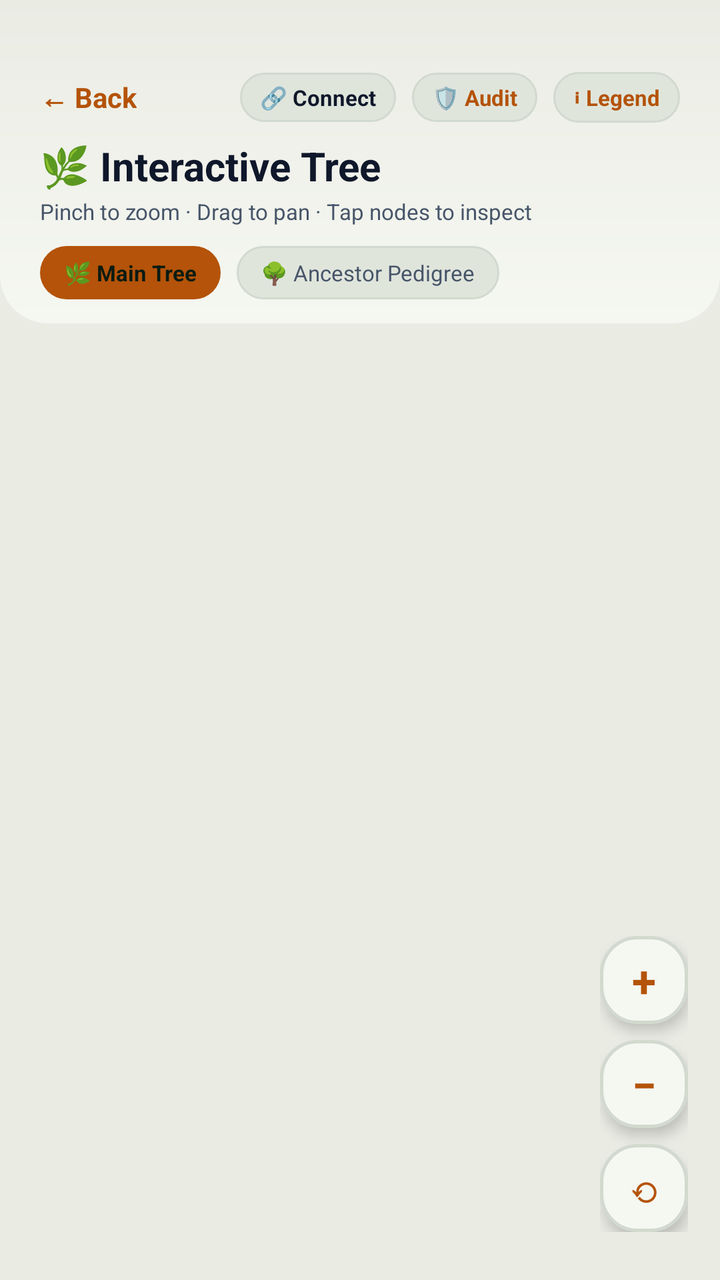
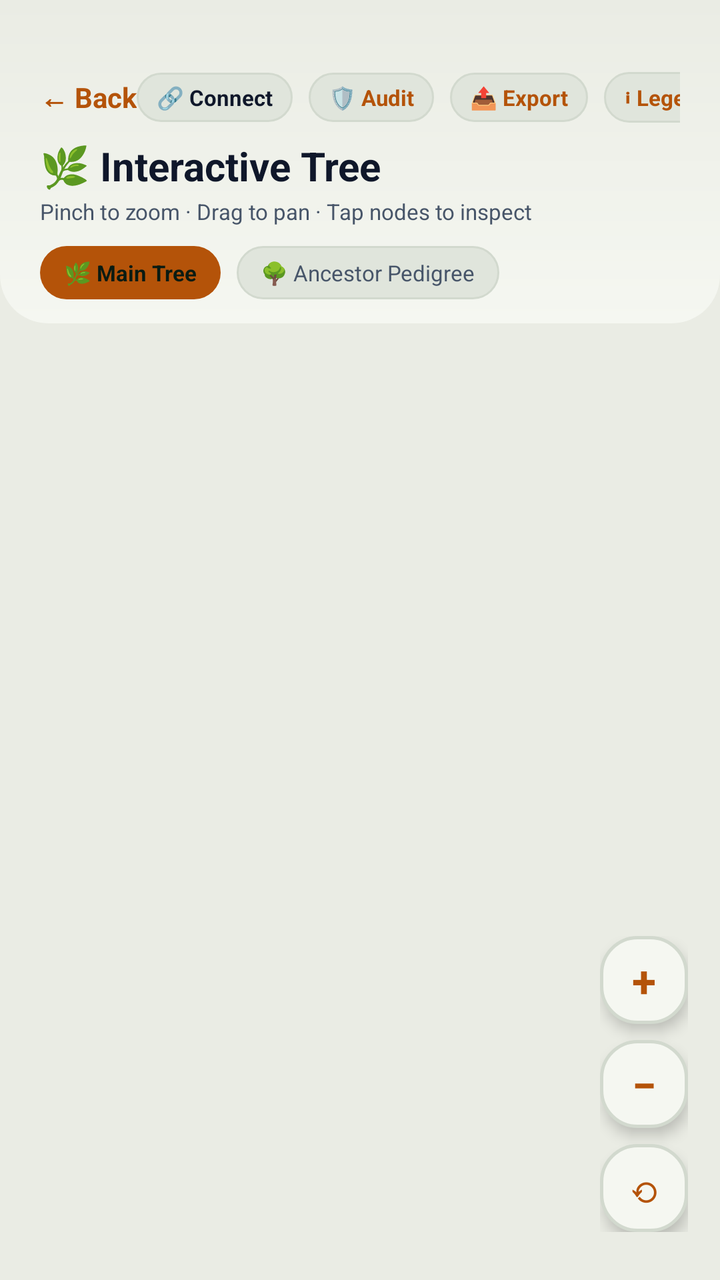

The first picture is an Android layout as it rendered before a commit; the second is the same layout after the commit. The layout source and the unified diff follow.
<!-- AndroidManifest.xml: application theme Theme.BTProject2 -->
<!-- res/layout/activity_interactive_tree.xml -->
<?xml version="1.0" encoding="utf-8"?>
<LinearLayout xmlns:android="http://schemas.android.com/apk/res/android"
    android:layout_width="match_parent"
    android:layout_height="match_parent"
    android:orientation="vertical"
    android:background="@color/forest_bg"
    android:fitsSystemWindows="true">

    
    <LinearLayout
        android:layout_width="match_parent"
        android:layout_height="wrap_content"
        android:orientation="vertical"
        android:background="@drawable/dashboard_header_bg"
        android:paddingStart="20dp"
        android:paddingEnd="20dp"
        android:paddingTop="36dp"
        android:paddingBottom="12dp">

        <LinearLayout
            android:layout_width="match_parent"
            android:layout_height="wrap_content"
            android:orientation="horizontal"
            android:gravity="center_vertical"
            android:layout_marginBottom="8dp">

            <TextView
                android:id="@+id/btnBack"
                android:layout_width="wrap_content"
                android:layout_height="wrap_content"
                android:text="← Back"
                android:textSize="14sp"
                android:textStyle="bold"
                android:textColor="@color/gold_accent"
                android:clickable="true"
                android:focusable="true" />

            <View
                android:layout_width="0dp"
                android:layout_height="1dp"
                android:layout_weight="1" />

            
            <TextView
                android:id="@+id/btnConnectBranchesShortcut"
                android:layout_width="wrap_content"
                android:layout_height="wrap_content"
                android:text="🔗 Connect"
                android:textSize="11sp"
                android:textStyle="bold"
                android:textColor="@color/text_primary"
                android:background="@drawable/badge_pill_dark"
                android:paddingStart="10dp"
                android:paddingEnd="10dp"
                android:paddingTop="5dp"
                android:paddingBottom="5dp"
                android:layout_marginEnd="8dp"
                android:clickable="true"
                android:focusable="true" />

            
            <TextView
                android:id="@+id/btnAuditTree"
                android:layout_width="wrap_content"
                android:layout_height="wrap_content"
                android:text="🛡️ Audit"
                android:textSize="11sp"
                android:textStyle="bold"
                android:textColor="@color/mint_text"
                android:background="@drawable/badge_pill_dark"
                android:paddingStart="10dp"
                android:paddingEnd="10dp"
                android:paddingTop="5dp"
                android:paddingBottom="5dp"
                android:layout_marginEnd="8dp"
                android:clickable="true"
                android:focusable="true" />

            
            <TextView
                android:id="@+id/btnInteractiveLegend"
                android:layout_width="wrap_content"
                android:layout_height="wrap_content"
                android:text="ℹ Legend"
                android:textSize="11sp"
                android:textStyle="bold"
                android:textColor="@color/gold_accent"
                android:background="@drawable/badge_pill_dark"
                android:paddingStart="10dp"
                android:paddingEnd="10dp"
                android:paddingTop="5dp"
                android:paddingBottom="5dp"
                android:clickable="true"
                android:focusable="true" />
        </LinearLayout>

        
        <TextView
            android:layout_width="wrap_content"
            android:layout_height="wrap_content"
            android:text="🌿 Interactive Tree"
            android:textSize="20sp"
            android:textStyle="bold"
            android:textColor="@color/text_primary" />

        <TextView
            android:id="@+id/tvTreeSubtitle"
            android:layout_width="wrap_content"
            android:layout_height="wrap_content"
            android:text="Pinch to zoom · Drag to pan · Tap nodes to inspect"
            android:textSize="11sp"
            android:textColor="@color/text_secondary"
            android:layout_marginTop="2dp"
            android:layout_marginBottom="10dp" />

        
        <HorizontalScrollView
            android:layout_width="match_parent"
            android:layout_height="wrap_content"
            android:scrollbars="none">

            <LinearLayout
                android:layout_width="wrap_content"
                android:layout_height="wrap_content"
                android:orientation="horizontal"
                android:gravity="center_vertical">

                <TextView
                    android:id="@+id/chipMainTree"
                    android:layout_width="wrap_content"
                    android:layout_height="wrap_content"
                    android:text="🌿 Main Tree"
                    android:textSize="11sp"
                    android:textStyle="bold"
                    android:textColor="#0A1B12"
                    android:background="@drawable/btn_gold_primary"
                    android:paddingStart="12dp"
                    android:paddingEnd="12dp"
                    android:paddingTop="6dp"
                    android:paddingBottom="6dp"
                    android:layout_marginEnd="8dp"
                    android:clickable="true"
                    android:focusable="true" />

                <TextView
                    android:id="@+id/chipPedigree"
                    android:layout_width="wrap_content"
                    android:layout_height="wrap_content"
                    android:text="🌳 Ancestor Pedigree"
                    android:textSize="11sp"
                    android:textColor="@color/text_secondary"
                    android:background="@drawable/badge_pill_dark"
                    android:paddingStart="12dp"
                    android:paddingEnd="12dp"
                    android:paddingTop="6dp"
                    android:paddingBottom="6dp"
                    android:layout_marginEnd="8dp"
                    android:clickable="true"
                    android:focusable="true" />

                <TextView
                    android:id="@+id/chipTraceHighlight"
                    android:layout_width="wrap_content"
                    android:layout_height="wrap_content"
                    android:text="⭐ Trace Path"
                    android:textSize="11sp"
                    android:textColor="@color/text_secondary"
                    android:background="@drawable/badge_pill_dark"
                    android:paddingStart="12dp"
                    android:paddingEnd="12dp"
                    android:paddingTop="6dp"
                    android:paddingBottom="6dp"
                    android:visibility="gone"
                    android:clickable="true"
                    android:focusable="true" />
            </LinearLayout>
        </HorizontalScrollView>
    </LinearLayout>

    
    <FrameLayout
        android:layout_width="match_parent"
        android:layout_height="0dp"
        android:layout_weight="1">

        
        <FrameLayout
            android:id="@+id/treeContainer"
            android:layout_width="match_parent"
            android:layout_height="match_parent"
            android:background="@color/forest_bg" />

        
        <LinearLayout
            android:id="@+id/layoutTraceBanner"
            android:layout_width="match_parent"
            android:layout_height="wrap_content"
            android:layout_gravity="top"
            android:layout_marginStart="16dp"
            android:layout_marginEnd="16dp"
            android:layout_marginTop="12dp"
            android:orientation="horizontal"
            android:gravity="center_vertical"
            android:background="@drawable/bg_forest_card"
            android:padding="12dp"
            android:elevation="6dp"
            android:visibility="gone">

            <TextView
                android:layout_width="wrap_content"
                android:layout_height="wrap_content"
                android:text="⭐"
                android:textSize="14sp"
                android:layout_marginEnd="8dp" />

            <TextView
                android:id="@+id/tvTraceBannerText"
                android:layout_width="0dp"
                android:layout_height="wrap_content"
                android:layout_weight="1"
                android:text="Trace Path: Person A ➔ ★ MRCA ➔ Person B"
                android:textSize="11sp"
                android:textColor="@color/text_primary"
                android:textStyle="bold" />

            <TextView
                android:id="@+id/btnCloseTraceHighlight"
                android:layout_width="28dp"
                android:layout_height="28dp"
                android:gravity="center"
                android:text="✕"
                android:textSize="13sp"
                android:textColor="@color/text_secondary"
                android:background="@drawable/badge_pill_dark"
                android:clickable="true"
                android:focusable="true" />
        </LinearLayout>

        
        <LinearLayout
            android:id="@+id/layoutPedigreeFocalBar"
            android:layout_width="match_parent"
            android:layout_height="wrap_content"
            android:layout_gravity="top"
            android:layout_marginStart="16dp"
            android:layout_marginEnd="16dp"
            android:layout_marginTop="12dp"
            android:orientation="horizontal"
            android:gravity="center_vertical"
            android:background="@drawable/bg_forest_card"
            android:padding="10dp"
            android:elevation="6dp"
            android:visibility="gone">

            <TextView
                android:id="@+id/tvFocalBarLabel"
                android:layout_width="wrap_content"
                android:layout_height="wrap_content"
                android:text="Kinship relative to:"
                android:textSize="11sp"
                android:textStyle="bold"
                android:textColor="@color/gold_accent"
                android:layout_marginEnd="8dp" />

            <Spinner
                android:id="@+id/spinnerPedigreeFocal"
                android:layout_width="0dp"
                android:layout_height="38dp"
                android:layout_weight="1"
                android:background="@drawable/input_bg_filled" />
        </LinearLayout>

        
        <LinearLayout
            android:id="@+id/layoutConflictBanner"
            android:layout_width="match_parent"
            android:layout_height="wrap_content"
            android:layout_gravity="top"
            android:layout_marginStart="16dp"
            android:layout_marginEnd="16dp"
            android:layout_marginTop="64dp"
            android:orientation="horizontal"
            android:gravity="center_vertical"
            android:background="@drawable/bg_forest_card"
            android:padding="12dp"
            android:elevation="7dp"
            android:visibility="gone">

            <TextView
                android:layout_width="wrap_content"
                android:layout_height="wrap_content"
                android:text="⚠️"
                android:textSize="14sp"
                android:layout_marginEnd="8dp" />

            <TextView
                android:id="@+id/tvConflictBannerText"
                android:layout_width="0dp"
                android:layout_height="wrap_content"
                android:layout_weight="1"
                android:text="Relationship conflicts detected. Tap to inspect."
                android:textSize="11sp"
                android:textColor="#FCA5A5"
                android:textStyle="bold" />

            <TextView
                android:id="@+id/btnCloseConflictBanner"
                android:layout_width="28dp"
                android:layout_height="28dp"
                android:gravity="center"
                android:text="✕"
                android:textSize="13sp"
                android:textColor="@color/text_secondary"
                android:background="@drawable/badge_pill_dark"
                android:clickable="true"
                android:focusable="true" />
        </LinearLayout>

        
        <LinearLayout
            android:layout_width="wrap_content"
            android:layout_height="wrap_content"
            android:layout_gravity="bottom|end"
            android:layout_marginEnd="16dp"
            android:layout_marginBottom="24dp"
            android:orientation="vertical"
            android:gravity="center_horizontal">

            <TextView
                android:id="@+id/btnZoomIn"
                android:layout_width="44dp"
                android:layout_height="44dp"
                android:gravity="center"
                android:text="+"
                android:textSize="22sp"
                android:textStyle="bold"
                android:textColor="@color/gold_accent"
                android:background="@drawable/card_forest_elevated"
                android:elevation="4dp"
                android:clickable="true"
                android:focusable="true"
                android:layout_marginBottom="8dp" />

            <TextView
                android:id="@+id/btnZoomOut"
                android:layout_width="44dp"
                android:layout_height="44dp"
                android:gravity="center"
                android:text="−"
                android:textSize="22sp"
                android:textStyle="bold"
                android:textColor="@color/gold_accent"
                android:background="@drawable/card_forest_elevated"
                android:elevation="4dp"
                android:clickable="true"
                android:focusable="true"
                android:layout_marginBottom="8dp" />

            <TextView
                android:id="@+id/btnResetView"
                android:layout_width="44dp"
                android:layout_height="44dp"
                android:gravity="center"
                android:text="⟲"
                android:textSize="18sp"
                android:textStyle="bold"
                android:textColor="@color/mint_text"
                android:background="@drawable/card_forest_elevated"
                android:elevation="4dp"
                android:clickable="true"
                android:focusable="true" />
        </LinearLayout>

    </FrameLayout>
</LinearLayout>
<!-- resources referenced by this layout -->
<resources>
  <color name="forest_bg">#EAECE4</color>
  <color name="gold_accent">#B45309</color>
  <color name="mint_text">#B45309</color>
  <color name="text_primary">#0F172A</color>
  <color name="text_secondary">#475569</color>
  <!-- drawable badge_pill_dark (drawable) -->
  <?xml version="1.0" encoding="utf-8"?>
  <shape xmlns:android="http://schemas.android.com/apk/res/android"
      android:shape="rectangle">
      <solid android:color="@color/forest_card_light" />
      <corners android:radius="20dp" />
      <stroke
          android:width="1dp"
          android:color="@color/forest_card_border" />
  </shape>
  <!-- drawable bg_forest_card (drawable) -->
  <?xml version="1.0" encoding="utf-8"?>
  <shape xmlns:android="http://schemas.android.com/apk/res/android"
      android:shape="rectangle">
      <solid android:color="@color/forest_card" />
      <corners android:radius="20dp" />
      <stroke
          android:width="1dp"
          android:color="@color/forest_card_border" />
  </shape>
  <!-- drawable btn_gold_primary (drawable) -->
  <?xml version="1.0" encoding="utf-8"?>
  <ripple xmlns:android="http://schemas.android.com/apk/res/android"
      android:color="#40FFFFFF">
      <item>
          <shape android:shape="rectangle">
              <solid android:color="@color/gold_accent" />
              <corners android:radius="14dp" />
          </shape>
      </item>
  </ripple>
  <!-- drawable card_forest_elevated (drawable) -->
  <?xml version="1.0" encoding="utf-8"?>
  <shape xmlns:android="http://schemas.android.com/apk/res/android"
      android:shape="rectangle">
      <solid android:color="@color/forest_card" />
      <corners android:radius="18dp" />
      <stroke
          android:width="1.5dp"
          android:color="@color/forest_card_border" />
  </shape>
  <!-- drawable dashboard_header_bg (drawable) -->
  <?xml version="1.0" encoding="utf-8"?>
  <shape xmlns:android="http://schemas.android.com/apk/res/android"
      android:shape="rectangle">
      <gradient
          android:angle="270"
          android:startColor="@color/forest_bg"
          android:endColor="@color/forest_card"
          android:type="linear" />
      <corners
          android:bottomLeftRadius="24dp"
          android:bottomRightRadius="24dp" />
  </shape>
  <!-- drawable input_bg_filled (drawable) -->
  <?xml version="1.0" encoding="utf-8"?>
  <shape xmlns:android="http://schemas.android.com/apk/res/android"
      android:shape="rectangle">
      <solid android:color="@color/forest_card" />
      <corners android:radius="14dp" />
      <stroke android:width="1dp" android:color="@color/forest_card_border" />
  </shape>
  <style name="Theme.BTProject2" parent="Theme.MaterialComponents.DayNight.NoActionBar">
          <item name="colorPrimary">@color/gold_accent</item>
          <item name="colorPrimaryDark">@color/gold_accent_dark</item>
          <item name="colorAccent">@color/gold_accent</item>
          <item name="android:windowBackground">@color/forest_bg</item>
          <item name="android:statusBarColor">@color/forest_bg</item>
          <item name="android:windowLightStatusBar">true</item>
      </style>
  <color name="forest_card_light">#E0E5DC</color>
  <color name="forest_card_border">#D2D9CE</color>
  <color name="forest_card">#F5F7F1</color>
  <color name="gold_accent_dark">#78350F</color>
</resources>

<!-- the commit's change to res/layout/activity_interactive_tree.xml (unified diff, before → after) -->
@@ -67,6 +67,24 @@
                 android:textSize="11sp"
                 android:textStyle="bold"
                 android:textColor="@color/mint_text"
+                android:background="@drawable/badge_pill_dark"
+                android:paddingStart="10dp"
+                android:paddingEnd="10dp"
+                android:paddingTop="5dp"
+                android:paddingBottom="5dp"
+                android:layout_marginEnd="8dp"
+                android:clickable="true"
+                android:focusable="true" />
+
+            
+            <TextView
+                android:id="@+id/btnExportTreeShortcut"
+                android:layout_width="wrap_content"
+                android:layout_height="wrap_content"
+                android:text="📤 Export"
+                android:textSize="11sp"
+                android:textStyle="bold"
+                android:textColor="@color/gold_accent"
                 android:background="@drawable/badge_pill_dark"
                 android:paddingStart="10dp"
                 android:paddingEnd="10dp"
